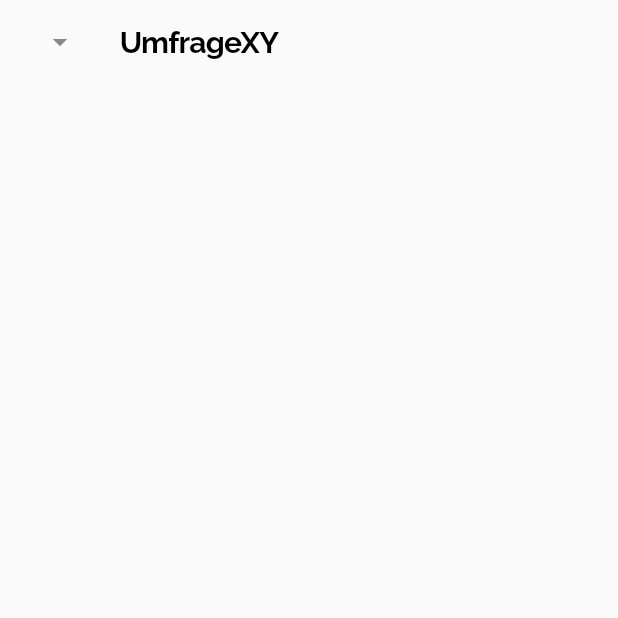
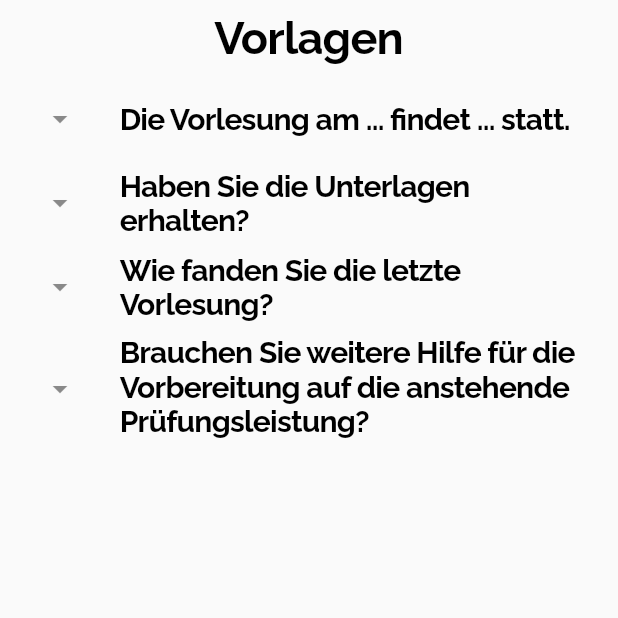
Before and after one commit to integrationsseminar/learning-analytics-frontend, a Flutter app: the AddFrageTemplate screen opened directly, on a phone screen of 412 x 824 dp, the top half of it. Run offline on Flutter 3.47's test engine with Material 2 defaults, Android fonts, the phone set to English and light mode, and no system bars; our stand-ins replace charts_flutter, curved_navigation_bar, shared_preferences; accounts and stored records are empty; network calls fail.

Commit message:
added examples/templates

```diff
--- a/lib/views_s/add_fragen_template_view.dart
+++ b/lib/views_s/add_fragen_template_view.dart
@@ -11,6 +11,12 @@ class AddFrageTemplate extends StatefulWidget {
 
 class _AddFrageTemplateState extends State<AddFrageTemplate> {
   var selectedItem = true;
+  var templates = [
+    "Die Vorlesung am ... findet ... statt.",
+    "Haben Sie die Unterlagen erhalten?",
+    "Wie fanden Sie die letzte Vorlesung?",
+    "Brauchen Sie weitere Hilfe für die Vorbereitung auf die anstehende Prüfungsleistung?"
+  ];
   @override
   Widget build(BuildContext context) {
     return Scaffold(
@@ -19,6 +25,13 @@ class _AddFrageTemplateState extends State<AddFrageTemplate> {
             child: ListView(
               shrinkWrap: true,
               children: [
+                Padding(
+                  padding: const EdgeInsets.all(8.0),
+                  child: Center(
+                      child: Text("Vorlagen",
+                          style: Theme.of(context).textTheme.titleLarge)),
+                ),
+                for (var template in templates)
                   ListTile(
                     leading: PopupMenuButton(
                         icon: const Icon(Icons.arrow_drop_down_outlined),
@@ -30,13 +43,13 @@ class _AddFrageTemplateState extends State<AddFrageTemplate> {
                               context,
                               MaterialPageRoute(
                                 builder: (context) => selectedItem
-                                  ? const AddFrage(
+                                    ? AddFrage(
                                         initialIndex: 0,
-                                      initialText: "UmfrageXY",
+                                        initialText: template,
                                       )
-                                  : const AddFrage(
+                                    : AddFrage(
                                         initialIndex: 1,
-                                      initialText: "UmfrageXY",
+                                        initialText: template,
                                       ),
                               ));
                         },
@@ -44,22 +57,25 @@ class _AddFrageTemplateState extends State<AddFrageTemplate> {
                           return [
                             PopupMenuItem(
                               child: Text("Umfrage aus Vorlage erstellen",
-                                style: Theme.of(context).textTheme.titleSmall),
+                                  style:
+                                      Theme.of(context).textTheme.titleSmall),
                               value: false,
                             ),
                             PopupMenuItem(
                               child: Text("Unterhaltung aus Vorlage erstellen",
-                                style: Theme.of(context).textTheme.titleSmall),
+                                  style:
+                                      Theme.of(context).textTheme.titleSmall),
                               value: true,
                             )
                           ];
                         }),
-                  title: const Text("UmfrageXY"),
+                    title: Text(template),
                     onTap: () async {
                       await Navigator.push(
                           context,
                           MaterialPageRoute(
-                          builder: (context) => const AddFrage(),
+                            builder: (context) => AddFrage(
+                                initialIndex: 0, initialText: template),
                           ));
                     },
                   )
```
Lines whose indentation alone changed are shown as unchanged.
